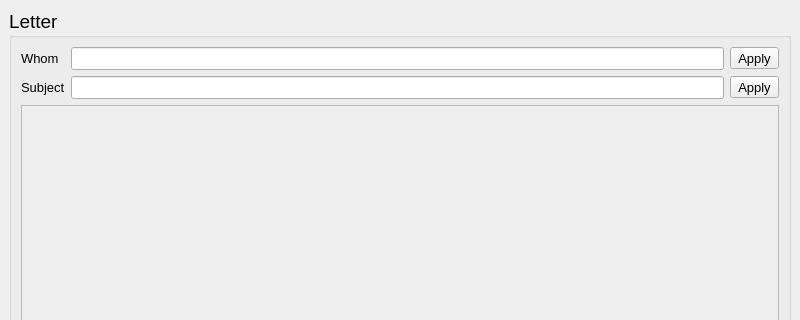
Nakama3942/NameMail, file ui/raw/Sender.ui: the form before one commit; both pictures show x 0 to 800 and y 0 to 320 of the 800 by 600 pixel window.
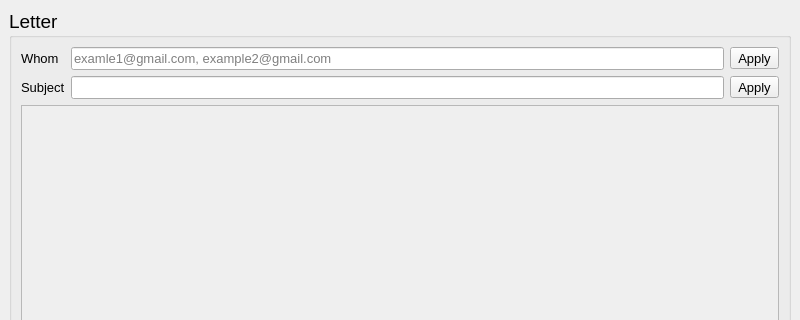
The form after the commit.

Patch:
```diff
--- a/ui/raw/Sender.ui
+++ b/ui/raw/Sender.ui
@@ -55,6 +55,9 @@
                <pointsize>10</pointsize>
               </font>
              </property>
+             <property name="placeholderText">
+              <string notr="true">examle1@gmail.com, example2@gmail.com</string>
+             </property>
             </widget>
            </item>
            <item row="1" column="1">
```
